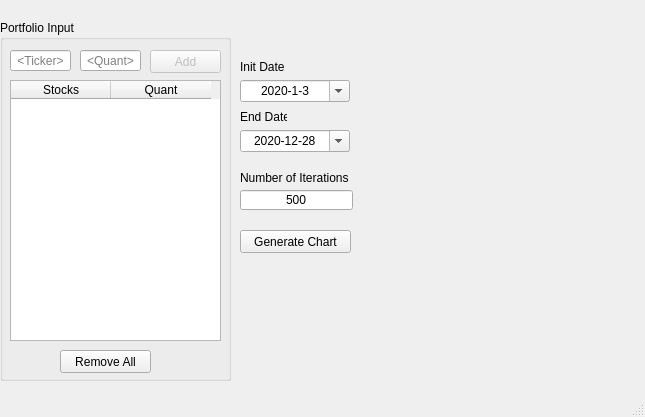
Above: test.ui from jjss730/FinanceManager before the change. Below: the same form after it.
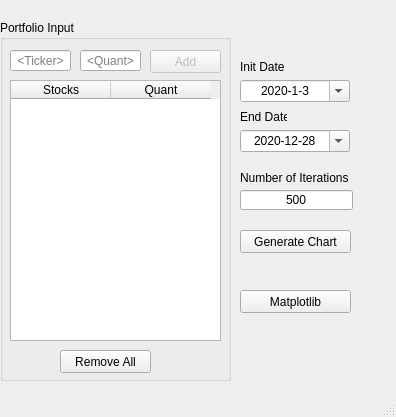
That is the form after the change.

Commit message: added chart window. Somehow working. Need improvements in chart formating

What changed in the file:
```diff
--- a/test.ui
+++ b/test.ui
@@ -9,7 +9,7 @@
    <rect>
     <x>0</x>
     <y>0</y>
-    <width>645</width>
+    <width>396</width>
     <height>417</height>
    </rect>
   </property>
@@ -290,6 +290,19 @@
      <string>Number of Iterations</string>
     </property>
    </widget>
+   <widget class="QPushButton" name="btn_plt">
+    <property name="geometry">
+     <rect>
+      <x>240</x>
+      <y>290</y>
+      <width>111</width>
+      <height>23</height>
+     </rect>
+    </property>
+    <property name="text">
+     <string>Matplotlib</string>
+    </property>
+   </widget>
   </widget>
   <widget class="QStatusBar" name="statusbar"/>
  </widget>
```
The commit also changes 2 other files.
